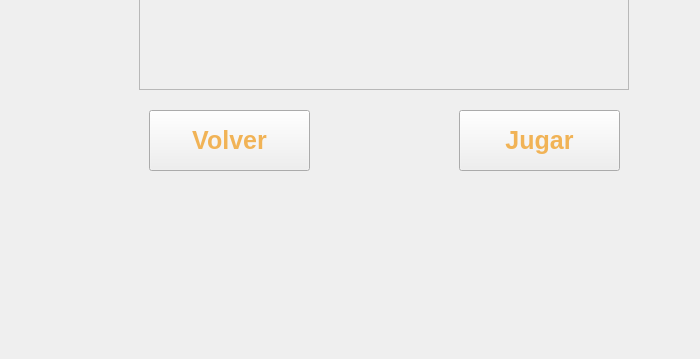
Above: client_src/Pantallas/pantalla.ui from Nahuelfranco12/TP-TALLER-DE-PROGRAMACION-G9-2C26 before the change; both pictures show x 0 to 700 and y 409 to 768 of the 1366 by 768 pixel window. Below: the same form after it.
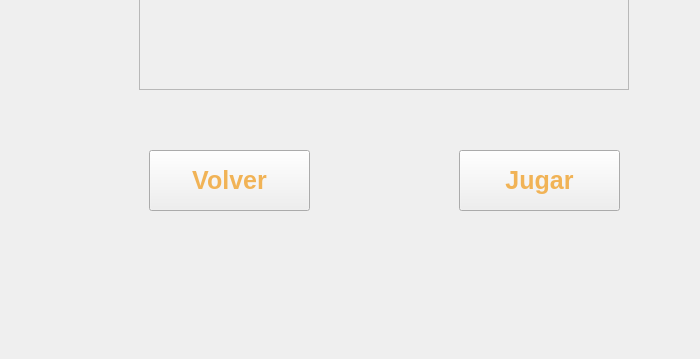
That is the form after the change. The open tabs and pages were chosen to show the change. Icons and pictures are not drawn.

```diff
--- a/client_src/Pantallas/pantalla.ui
+++ b/client_src/Pantallas/pantalla.ui
@@ -166,7 +166,7 @@
         <property name="geometry">
          <rect>
           <x>450</x>
-          <y>510</y>
+          <y>550</y>
           <width>161</width>
           <height>61</height>
          </rect>
@@ -196,7 +196,7 @@
         <property name="geometry">
          <rect>
           <x>140</x>
-          <y>510</y>
+          <y>550</y>
           <width>161</width>
           <height>61</height>
          </rect>
```
Left out of the diff: 40 changed lines with no effect on the pictures.
